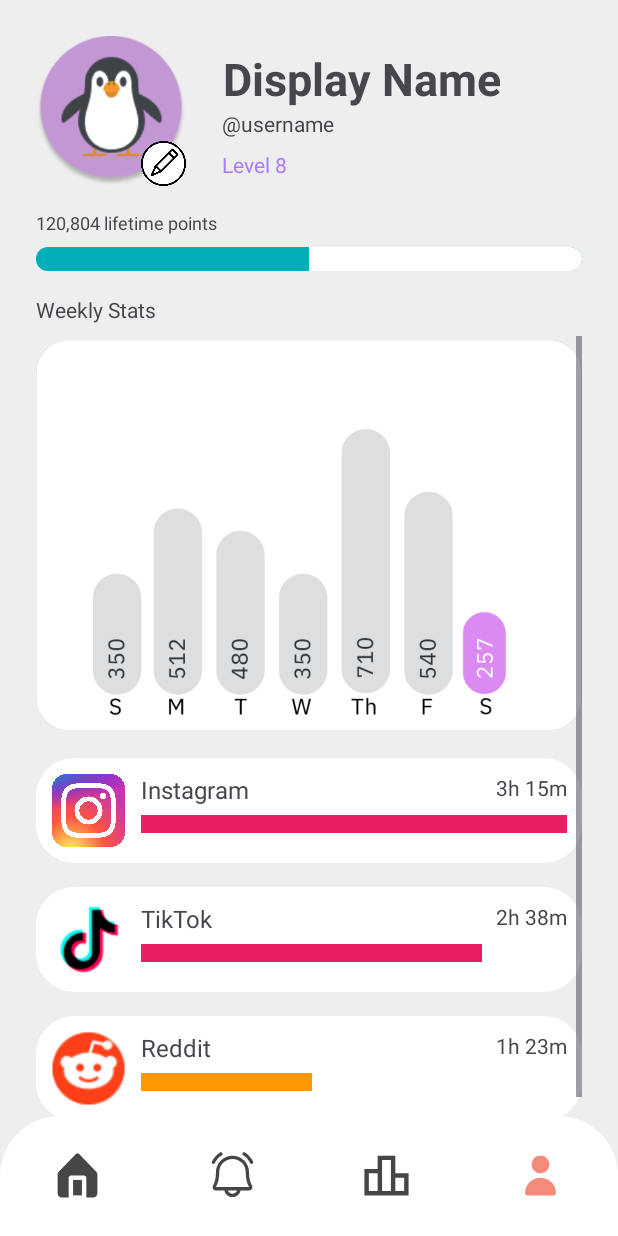
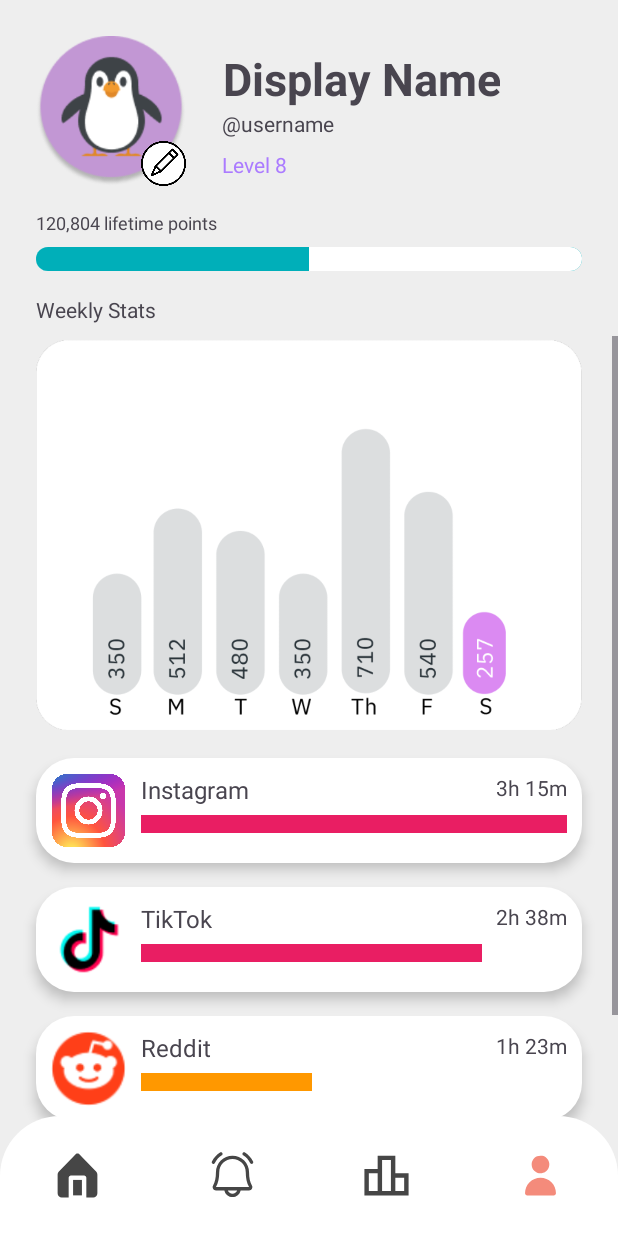
Before and after one commit to KellyyDuong/Nocial, an Android app: the ProfileFragment screen opened through its navigation route, on a phone screen of 412 x 824 dp. Run offline under Robolectric (Android 15) with nearby library versions, the phone set to English and light mode, and no system bars; our stand-ins replace navigation-ui; 3 statements that could not run were skipped.

Commit message:
added shadow on profile apps

```diff
--- a/frontend/app/src/main/res/layout/fragment_profile.xml
+++ b/frontend/app/src/main/res/layout/fragment_profile.xml
@@ -104,8 +104,8 @@
         android:layout_height="0dp"
         android:layout_marginTop="8dp"
         app:layout_constraintBottom_toBottomOf="parent"
-        app:layout_constraintEnd_toEndOf="@+id/pointProgress"
-        app:layout_constraintStart_toStartOf="@+id/pointProgress"
+        app:layout_constraintEnd_toEndOf="parent"
+        app:layout_constraintStart_toStartOf="parent"
         app:layout_constraintTop_toBottomOf="@+id/weeklyStatsLabel">
 
         <androidx.constraintlayout.widget.ConstraintLayout
@@ -113,10 +113,14 @@
             android:layout_height="wrap_content">
 
             <ImageView
-                android:id="@+id/imageView5"
+                android:id="@+id/weeklyStats"
                 android:layout_width="0dp"
                 android:layout_height="265dp"
+                android:layout_marginStart="24dp"
+                android:layout_marginEnd="24dp"
+                android:elevation="5dp"
                 android:src="@drawable/profile_chart"
+                app:layout_constraintEnd_toEndOf="parent"
                 app:layout_constraintStart_toStartOf="parent"
                 app:layout_constraintTop_toTopOf="parent" />
 
@@ -124,8 +128,11 @@
                 android:id="@+id/instagramLabel"
                 android:layout_width="0dp"
                 android:layout_height="70dp"
+                android:layout_marginStart="24dp"
                 android:layout_marginTop="16dp"
+                android:layout_marginEnd="24dp"
                 android:background="@drawable/leaderboard_box"
+                android:elevation="5dp"
                 android:paddingLeft="70dp"
                 android:paddingTop="10dp"
                 android:paddingBottom="30dp"
@@ -134,7 +141,7 @@
                 app:layout_constraintEnd_toEndOf="parent"
                 app:layout_constraintHorizontal_bias="0.0"
                 app:layout_constraintStart_toStartOf="parent"
-                app:layout_constraintTop_toBottomOf="@+id/imageView5" />
+                app:layout_constraintTop_toBottomOf="@+id/weeklyStats" />
 
             <ImageView
                 android:id="@+id/instagramIcon"
@@ -142,6 +149,7 @@
                 android:layout_height="50dp"
                 android:layout_marginStart="10dp"
                 android:layout_marginTop="10dp"
+                android:elevation="5dp"
                 android:src="@drawable/instagram"
                 app:layout_constraintStart_toStartOf="@+id/instagramLabel"
                 app:layout_constraintTop_toTopOf="@+id/instagramLabel" />
@@ -154,13 +162,14 @@
                 android:layout_marginStart="10dp"
                 android:layout_marginEnd="10dp"
                 android:layout_marginBottom="8dp"
+                android:elevation="5dp"
                 android:progress="100"
                 android:progressBackgroundTint="#FFFFFF"
                 android:progressBackgroundTintMode="add"
                 android:progressTint="#E91E63"
                 android:scaleY="3"
                 app:layout_constraintBottom_toBottomOf="@+id/instagramIcon"
-                app:layout_constraintEnd_toEndOf="parent"
+                app:layout_constraintEnd_toEndOf="@+id/instagramLabel"
                 app:layout_constraintStart_toEndOf="@+id/instagramIcon" />
 
             <TextView
@@ -169,16 +178,20 @@
                 android:layout_height="wrap_content"
                 android:layout_marginTop="10dp"
                 android:layout_marginEnd="10dp"
+                android:elevation="5dp"
                 android:text="3h 15m"
-                app:layout_constraintEnd_toEndOf="parent"
+                app:layout_constraintEnd_toEndOf="@+id/instagramLabel"
                 app:layout_constraintTop_toTopOf="@+id/instagramLabel" />
 
             <TextView
                 android:id="@+id/tiktokLabel"
                 android:layout_width="0dp"
                 android:layout_height="70dp"
+                android:layout_marginStart="24dp"
                 android:layout_marginTop="16dp"
+                android:layout_marginEnd="24dp"
                 android:background="@drawable/leaderboard_box"
+                android:elevation="5dp"
                 android:paddingLeft="70dp"
                 android:paddingTop="10dp"
                 android:paddingBottom="30dp"
@@ -195,6 +208,7 @@
                 android:layout_height="50dp"
                 android:layout_marginStart="10dp"
                 android:layout_marginTop="10dp"
+                android:elevation="5dp"
                 android:scaleX="1.4"
                 android:scaleY="1.4"
                 android:src="@drawable/tiktok"
@@ -209,13 +223,14 @@
                 android:layout_marginStart="10dp"
                 android:layout_marginEnd="10dp"
                 android:layout_marginBottom="8dp"
+                android:elevation="5dp"
                 android:progress="80"
                 android:progressBackgroundTint="#FFFFFF"
                 android:progressBackgroundTintMode="add"
                 android:progressTint="#E91E63"
                 android:scaleY="3"
                 app:layout_constraintBottom_toBottomOf="@+id/tiktokIcon"
-                app:layout_constraintEnd_toEndOf="parent"
+                app:layout_constraintEnd_toEndOf="@+id/tiktokLabel"
                 app:layout_constraintStart_toEndOf="@+id/tiktokIcon" />
 
             <TextView
@@ -224,16 +239,20 @@
                 android:layout_height="wrap_content"
                 android:layout_marginTop="10dp"
                 android:layout_marginEnd="10dp"
+                android:elevation="5dp"
                 android:text="2h 38m"
-                app:layout_constraintEnd_toEndOf="parent"
+                app:layout_constraintEnd_toEndOf="@+id/tiktokLabel"
                 app:layout_constraintTop_toTopOf="@+id/tiktokLabel" />
 
             <TextView
                 android:id="@+id/redditLabel"
                 android:layout_width="0dp"
                 android:layout_height="70dp"
+                android:layout_marginStart="24dp"
                 android:layout_marginTop="16dp"
+                android:layout_marginEnd="24dp"
                 android:background="@drawable/leaderboard_box"
+                android:elevation="5dp"
                 android:paddingLeft="70dp"
                 android:paddingTop="10dp"
                 android:paddingBottom="30dp"
@@ -251,6 +270,7 @@
                 android:layout_height="50dp"
                 android:layout_marginStart="10dp"
                 android:layout_marginTop="10dp"
+                android:elevation="5dp"
                 android:src="@drawable/reddit"
                 app:layout_constraintStart_toStartOf="@+id/redditLabel"
                 app:layout_constraintTop_toTopOf="@+id/redditLabel" />
@@ -263,13 +283,14 @@
                 android:layout_marginStart="10dp"
                 android:layout_marginEnd="10dp"
                 android:layout_marginBottom="8dp"
+                android:elevation="5dp"
                 android:progress="40"
                 android:progressBackgroundTint="#FFFFFF"
                 android:progressBackgroundTintMode="add"
                 android:progressTint="#FF9800"
                 android:scaleY="3"
                 app:layout_constraintBottom_toBottomOf="@+id/redditIcon"
-                app:layout_constraintEnd_toEndOf="parent"
+                app:layout_constraintEnd_toEndOf="@+id/redditLabel"
                 app:layout_constraintStart_toEndOf="@+id/redditIcon" />
 
             <TextView
@@ -278,23 +299,25 @@
                 android:layout_height="wrap_content"
                 android:layout_marginTop="10dp"
                 android:layout_marginEnd="10dp"
+                android:elevation="5dp"
                 android:text="1h 23m"
-                app:layout_constraintEnd_toEndOf="parent"
+                app:layout_constraintEnd_toEndOf="@+id/redditLabel"
                 app:layout_constraintTop_toTopOf="@+id/redditLabel" />
 
             <TextView
                 android:id="@+id/facebookLabel"
                 android:layout_width="0dp"
                 android:layout_height="70dp"
+                android:layout_marginStart="24dp"
                 android:layout_marginTop="16dp"
-                android:layout_marginBottom="100dp"
+                android:layout_marginEnd="24dp"
                 android:background="@drawable/leaderboard_box"
+                android:elevation="5dp"
                 android:paddingLeft="70dp"
                 android:paddingTop="10dp"
                 android:paddingBottom="30dp"
                 android:text="FaceBook"
                 android:textSize="16sp"
-                app:layout_constraintBottom_toBottomOf="parent"
                 app:layout_constraintEnd_toEndOf="parent"
                 app:layout_constraintHorizontal_bias="0.0"
                 app:layout_constraintStart_toStartOf="parent"
@@ -306,6 +329,7 @@
                 android:layout_height="50dp"
                 android:layout_marginStart="10dp"
                 android:layout_marginTop="10dp"
+                android:elevation="5dp"
                 android:scaleX="1.5"
                 android:scaleY="1.5"
                 android:src="@drawable/facebook"
@@ -320,13 +344,14 @@
                 android:layout_marginStart="10dp"
                 android:layout_marginEnd="10dp"
                 android:layout_marginBottom="8dp"
+                android:elevation="5dp"
                 android:progress="20"
                 android:progressBackgroundTint="#FFFFFF"
                 android:progressBackgroundTintMode="add"
                 android:progressTint="#FF9800"
                 android:scaleY="3"
                 app:layout_constraintBottom_toBottomOf="@+id/facebookIcon"
-                app:layout_constraintEnd_toEndOf="parent"
+                app:layout_constraintEnd_toEndOf="@+id/facebookLabel"
                 app:layout_constraintStart_toEndOf="@+id/facebookIcon" />
 
             <TextView
@@ -335,16 +360,21 @@
                 android:layout_height="wrap_content"
                 android:layout_marginTop="10dp"
                 android:layout_marginEnd="10dp"
+                android:elevation="5dp"
                 android:text="47m"
-                app:layout_constraintEnd_toEndOf="parent"
+                app:layout_constraintEnd_toEndOf="@+id/facebookLabel"
                 app:layout_constraintTop_toTopOf="@+id/facebookLabel" />
 
             <TextView
                 android:id="@+id/twitterLabel"
                 android:layout_width="0dp"
                 android:layout_height="70dp"
+                android:layout_marginStart="24dp"
                 android:layout_marginTop="16dp"
+                android:layout_marginEnd="24dp"
+                android:layout_marginBottom="100dp"
                 android:background="@drawable/leaderboard_box"
+                android:elevation="5dp"
                 android:paddingLeft="70dp"
                 android:paddingTop="10dp"
                 android:paddingBottom="30dp"
@@ -362,6 +392,7 @@
                 android:layout_height="50dp"
                 android:layout_marginStart="10dp"
                 android:layout_marginTop="10dp"
+                android:elevation="5dp"
                 android:scaleX="1.5"
                 android:scaleY="1.5"
                 android:src="@drawable/twitter"
@@ -374,15 +405,15 @@
                 android:layout_width="0dp"
                 android:layout_height="wrap_content"
                 android:layout_marginStart="10dp"
-                android:layout_marginEnd="10dp"
                 android:layout_marginBottom="8dp"
+                android:elevation="5dp"
                 android:progress="10"
                 android:progressBackgroundTint="#FFFFFF"
                 android:progressBackgroundTintMode="add"
                 android:progressTint="#4CAF50"
                 android:scaleY="3"
                 app:layout_constraintBottom_toBottomOf="@+id/twitterIcon"
-                app:layout_constraintEnd_toEndOf="parent"
+                app:layout_constraintEnd_toEndOf="@+id/twitterLabel"
                 app:layout_constraintStart_toEndOf="@+id/twitterIcon" />
 
             <TextView
@@ -391,8 +422,9 @@
                 android:layout_height="wrap_content"
                 android:layout_marginTop="10dp"
                 android:layout_marginEnd="10dp"
+                android:elevation="5dp"
                 android:text="21m"
-                app:layout_constraintEnd_toEndOf="parent"
+                app:layout_constraintEnd_toEndOf="@+id/twitterLabel"
                 app:layout_constraintTop_toTopOf="@+id/twitterLabel" />
 
         </androidx.constraintlayout.widget.ConstraintLayout>
```
